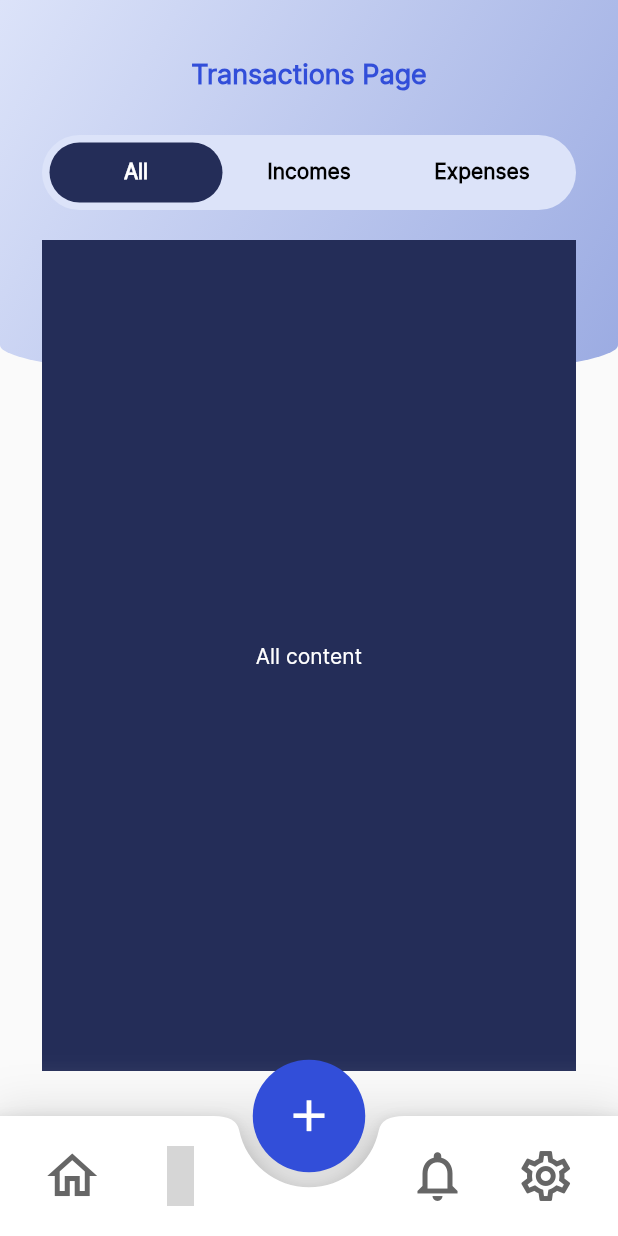
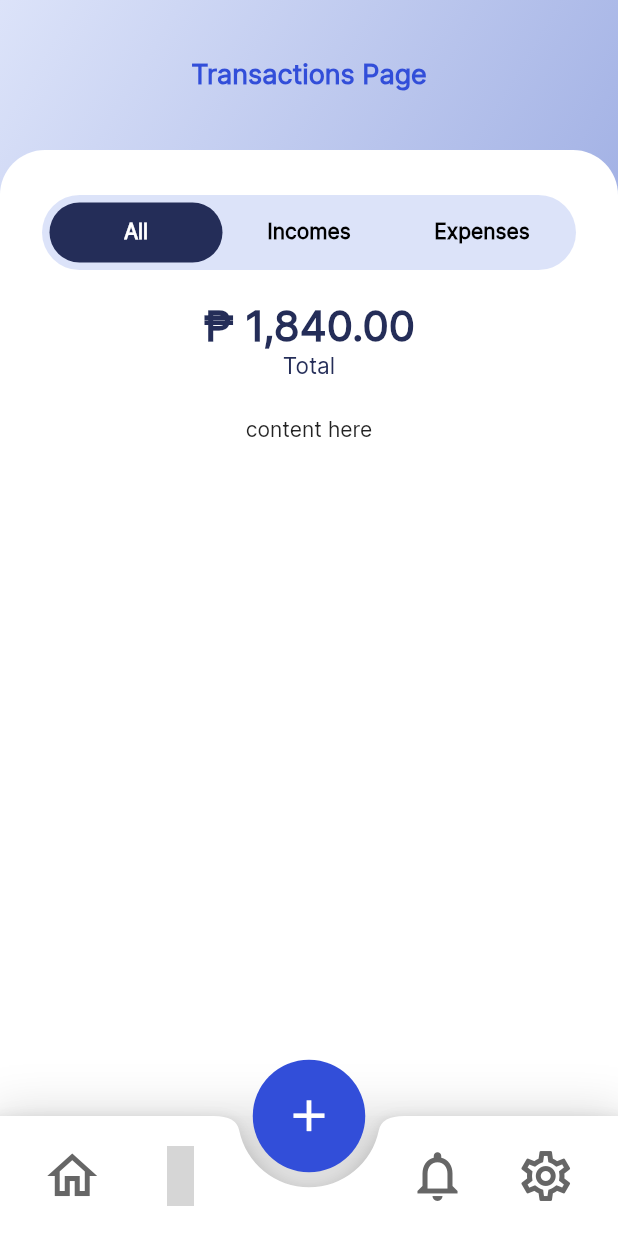
Before and after one commit to framgia/sph_flutter-capstone, a Flutter app: the screen it shows after launch, item 2 of the bottom bar chosen, on a phone screen of 412 x 824 dp. Run offline on Flutter 3.47's test engine with Material 2 defaults, Android fonts, the light colour scheme and no system bars; our stand-ins replace auto_route, hooks_riverpod, material_design_icons_flutter; missing offline and left inert: currency_picker, sqfentity, sqfentity_gen; accounts and stored records are empty; statements that could not run were skipped; grey boxes are pictures that could not be loaded.

Commit message:
changed tab content to match design

```diff
--- a/lib/views/pages/transactions.dart
+++ b/lib/views/pages/transactions.dart
@@ -1,6 +1,7 @@
 import 'package:flutter/material.dart';
 import 'package:hooks_riverpod/hooks_riverpod.dart';
 import 'package:sun_flutter_capstone/consts/global_style.dart';
+import 'package:sun_flutter_capstone/views/widgets/rounded_background.dart';
 import 'package:sun_flutter_capstone/views/widgets/tabs/tab_layout.dart';
 import 'package:sun_flutter_capstone/views/widgets/template.dart';
 
@@ -10,7 +11,8 @@ class TransactionsPage extends HookConsumerWidget {
   @override
   Widget build(BuildContext context, WidgetRef ref) {
     return Template(
-        appbarTitle: Text('Transactions Page'),
+      appbarTitle: Text('Transactions Page'),
+      content: RoundedBackground(
         content: TabLayout(
           tabButtonLabels: const [
             'All',
@@ -23,40 +25,86 @@ class TransactionsPage extends HookConsumerWidget {
             AppColor.pink,
           ],
           tabContents: [
-            Container(
-              color: AppColor.darkBlue,
-              child: Center(
-                child: Text(
-                  'All content',
-                  style: TextStyle(
-                    color: Colors.white,
-                  ),
-                ),
+            Summary(
+              value: '₱ 1,840.00',
+            ),
+            Summary(
+              label: 'Total Income',
+              value: '₱ 1,840.00',
+              labelColor: AppColor.secondary,
+            ),
+            Summary(
+              label: 'Total Expense',
+              value: '₱ 1,840.00',
+              labelColor: AppColor.pink,
+            ),
+          ],
+        ),
+      ),
+    );
+  }
+}
+
+class Summary extends StatelessWidget {
+  final String label;
+  final String value;
+  final Color labelColor;
+  final List<Map<String, dynamic>> transactionList = [
+    {
+      'name': 'Profit',
+      'amount': 850,
+      'date': DateTime.now(),
+      'type': 'Income',
+    },
+    {
+      'name': 'Bills',
+      'amount': 1500,
+      'date': DateTime.now(),
+      'type': 'Expense',
+    },
+  ];
+
+  Summary({
+    Key? key,
+    this.label = 'Total',
+    required this.value,
+    this.labelColor = AppColor.darkBlue,
+  }) : super(key: key);
+
+  @override
+  Widget build(BuildContext context) {
+    return Column(
+      mainAxisAlignment: MainAxisAlignment.start,
+      children: [
+        //? transaction summary
+        Column(
+          mainAxisAlignment: MainAxisAlignment.center,
+          children: [
+            Text(
+              value,
+              style: TextStyle(
+                color: AppColor.darkBlue,
+                fontWeight: FontWeight.bold,
+                fontSize: 28,
               ),
             ),
-             Container(
-              color: AppColor.secondary,
-              child: Center(
-                child: Text(
-                  'All incomes content',
-                  style: TextStyle(
-                    color: Colors.white,
-                  ),
-                ),
-              ),
-            ),
-             Container(
-              color: AppColor.pink,
-              child: Center(
-                child: Text(
-                  'All Expenses content',
-                  style: TextStyle(
-                    color: Colors.white,
-                  ),
-                ),
+            Text(
+              label,
+              style: TextStyle(
+                color: labelColor,
+                fontSize: 15,
               ),
             ),
           ],
-        ));
+        ),
+        //TODO: COMMON CONTENT HERE
+        Container(
+          margin: EdgeInsets.only(
+            top: 25,
+          ),
+          child: Text('content here'),
+        ),
+      ],
+    );
   }
 }
--- a/lib/views/widgets/tabs/tab_layout.dart
+++ b/lib/views/widgets/tabs/tab_layout.dart
@@ -25,7 +25,8 @@ class _TabLayoutState extends State<TabLayout>
   @override
   void initState() {
     super.initState();
-    _tabController = TabController(vsync: this, length: widget.tabContents.length);
+    _tabController =
+        TabController(vsync: this, length: widget.tabContents.length);
     _tabController.addListener(() {
       setState(() {
         index = _tabController.index;
@@ -41,6 +42,7 @@ class _TabLayoutState extends State<TabLayout>
 
   @override
   Widget build(BuildContext context) {
+    print('CURRENT TAB: ${_tabController.index}');
     return Container(
       margin: EdgeInsets.symmetric(vertical: 30, horizontal: 28),
       child: Flex(
@@ -49,7 +51,6 @@ class _TabLayoutState extends State<TabLayout>
           //? FOR TAB BUTTONS
           TabButtons(
             tabController: _tabController,
-            // index: index,
             tabButtonLabels: widget.tabButtonLabels,
             tabColor: widget.tabColors[index],
           ),
@@ -62,7 +63,7 @@ class _TabLayoutState extends State<TabLayout>
                 children: widget.tabContents,
               ),
             ),
-          )
+          ),
         ],
       ),
     );
```
